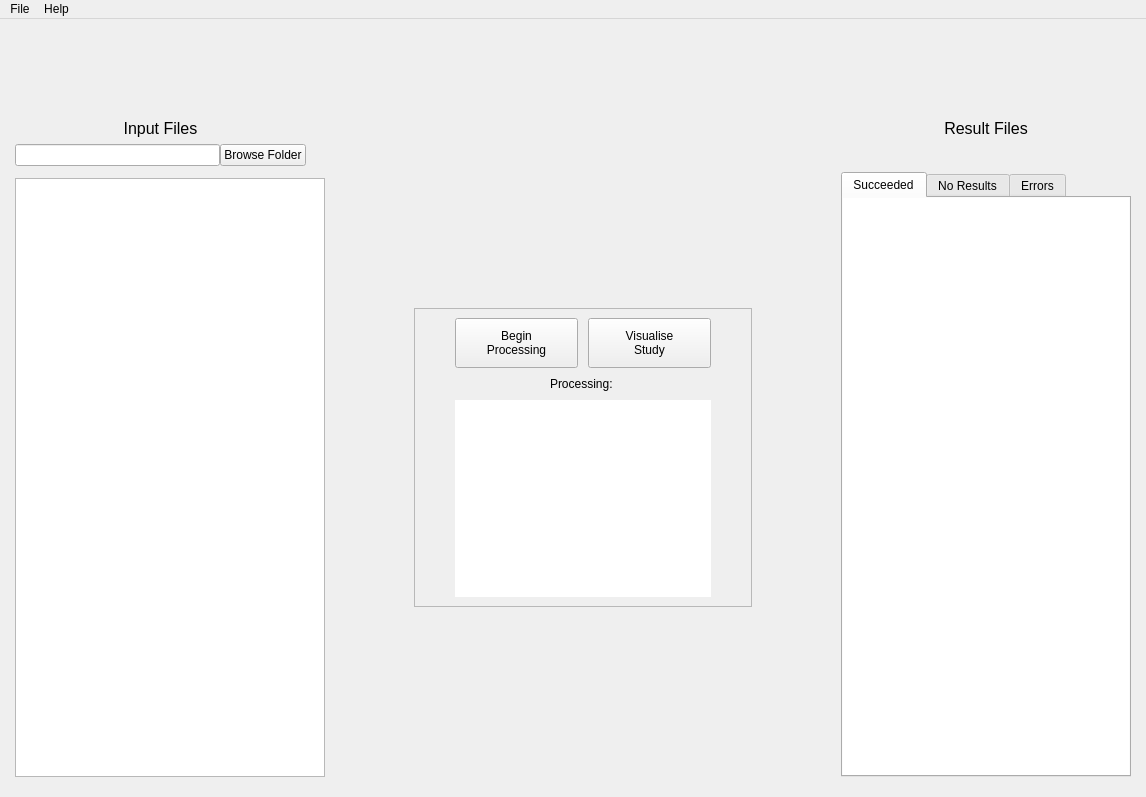
First picture: the form in GWAS_Miner/res/gwas_miner.ui, repository Thomas-Rowlands/GWAS-Miner, before the edit.
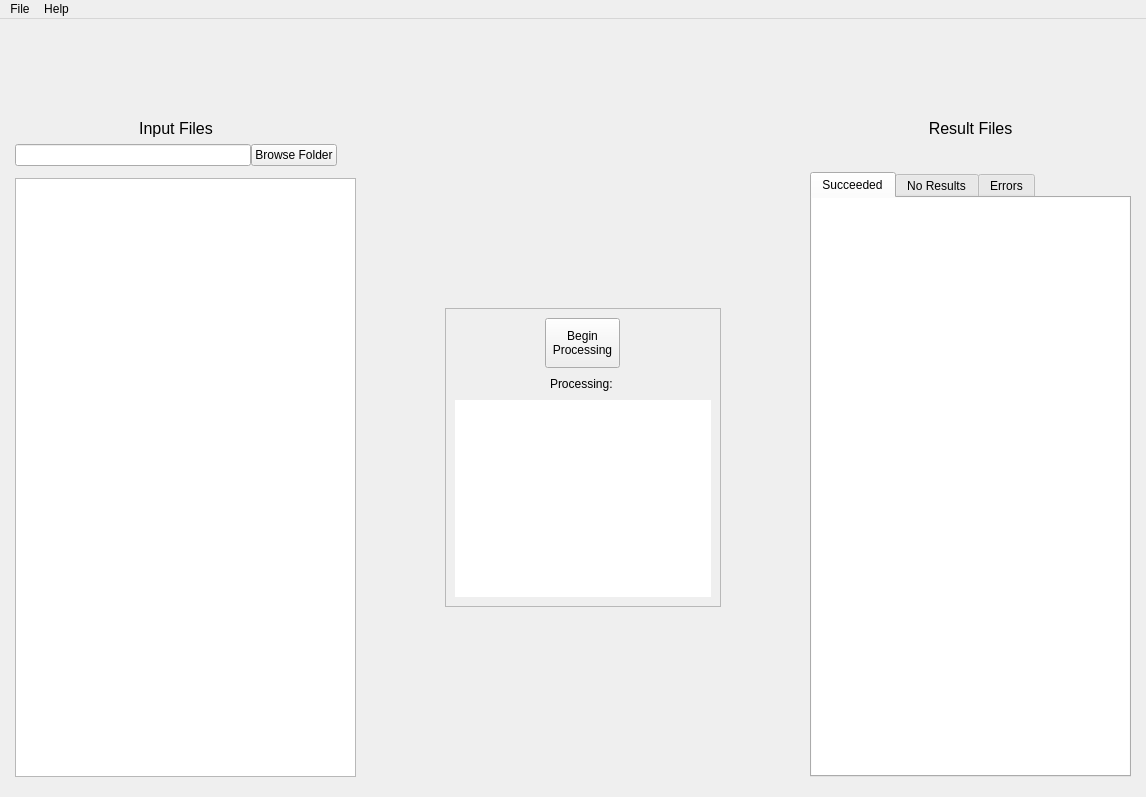
Second picture: the form after the edit. The open tabs and pages were chosen to show the change.

Commit message: Altered interactable elements for usability.

```diff
--- a/GWAS_Miner/res/gwas_miner.ui
+++ b/GWAS_Miner/res/gwas_miner.ui
@@ -362,13 +362,68 @@
                <item>
                 <layout class="QVBoxLayout" name="verticalLayout_3">
                  <item>
-                  <widget class="QListWidget" name="result_file_listwidget">
+                  <widget class="QTableWidget" name="result_file_tablewidget">
+                   <property name="minimumSize">
+                    <size>
+                     <width>250</width>
+                     <height>100</height>
+                    </size>
+                   </property>
+                   <property name="styleSheet">
+                    <string notr="true"/>
+                   </property>
                    <property name="frameShape">
                     <enum>QFrame::NoFrame</enum>
                    </property>
                    <property name="frameShadow">
                     <enum>QFrame::Plain</enum>
                    </property>
+                   <property name="editTriggers">
+                    <set>QAbstractItemView::NoEditTriggers</set>
+                   </property>
+                   <property name="dragDropOverwriteMode">
+                    <bool>false</bool>
+                   </property>
+                   <property name="showGrid">
+                    <bool>false</bool>
+                   </property>
+                   <property name="gridStyle">
+                    <enum>Qt::NoPen</enum>
+                   </property>
+                   <property name="cornerButtonEnabled">
+                    <bool>false</bool>
+                   </property>
+                   <attribute name="horizontalHeaderVisible">
+                    <bool>false</bool>
+                   </attribute>
+                   <attribute name="horizontalHeaderCascadingSectionResizes">
+                    <bool>true</bool>
+                   </attribute>
+                   <attribute name="horizontalHeaderDefaultSectionSize">
+                    <number>60</number>
+                   </attribute>
+                   <attribute name="horizontalHeaderHighlightSections">
+                    <bool>false</bool>
+                   </attribute>
+                   <attribute name="horizontalHeaderMinimumSectionSize">
+                    <number>10</number>
+                   </attribute>
+                   <attribute name="verticalHeaderVisible">
+                    <bool>false</bool>
+                   </attribute>
+                   <attribute name="verticalHeaderHighlightSections">
+                    <bool>false</bool>
+                   </attribute>
+                   <column>
+                    <property name="text">
+                     <string>study</string>
+                    </property>
+                   </column>
+                   <column>
+                    <property name="text">
+                     <string>view</string>
+                    </property>
+                   </column>
                   </widget>
                  </item>
                 </layout>
@@ -442,16 +497,6 @@
              </widget>
             </widget>
            </item>
-           <item row="5" column="0" colspan="2">
-            <widget class="QListWidget" name="study_file_listwidget">
-             <property name="minimumSize">
-              <size>
-               <width>250</width>
-               <height>100</height>
-              </size>
-             </property>
-            </widget>
-           </item>
            <item row="5" column="2">
             <layout class="QVBoxLayout" name="verticalLayout_2">
              <property name="leftMargin">
@@ -474,6 +519,9 @@
                  <height>250</height>
                 </size>
                </property>
+               <property name="layoutDirection">
+                <enum>Qt::LeftToRight</enum>
+               </property>
                <property name="styleSheet">
                 <string notr="true"/>
                </property>
@@ -484,63 +532,7 @@
                 <enum>QFrame::Raised</enum>
                </property>
                <layout class="QGridLayout" name="gridLayout_4">
-                <property name="leftMargin">
-                 <number>40</number>
-                </property>
-                <property name="rightMargin">
-                 <number>40</number>
-                </property>
-                <property name="horizontalSpacing">
-                 <number>10</number>
-                </property>
-                <item row="0" column="0">
-                 <widget class="QPushButton" name="run_nlp_btn">
-                  <property name="minimumSize">
-                   <size>
-                    <width>75</width>
-                    <height>50</height>
-                   </size>
-                  </property>
-                  <property name="text">
-                   <string>Begin 
-Processing</string>
-                  </property>
-                 </widget>
-                </item>
-                <item row="0" column="1">
-                 <widget class="QPushButton" name="analyse_study_btn">
-                  <property name="minimumSize">
-                   <size>
-                    <width>75</width>
-                    <height>50</height>
-                   </size>
-                  </property>
-                  <property name="text">
-                   <string>Visualise 
-Study</string>
-                  </property>
-                 </widget>
-                </item>
-                <item row="2" column="0" colspan="2">
-                 <widget class="QGraphicsView" name="loading_svg">
-                  <property name="minimumSize">
-                   <size>
-                    <width>80</width>
-                    <height>80</height>
-                   </size>
-                  </property>
-                  <property name="styleSheet">
-                   <string notr="true">border:none</string>
-                  </property>
-                  <property name="frameShape">
-                   <enum>QFrame::NoFrame</enum>
-                  </property>
-                  <property name="frameShadow">
-                   <enum>QFrame::Plain</enum>
-                  </property>
-                 </widget>
-                </item>
-                <item row="1" column="0" colspan="2">
+                <item row="4" column="0">
                  <widget class="QLabel" name="status_lbl">
                   <property name="sizePolicy">
                    <sizepolicy hsizetype="Preferred" vsizetype="Preferred">
@@ -568,11 +560,106 @@
                   </property>
                  </widget>
                 </item>
+                <item row="6" column="0">
+                 <widget class="QGraphicsView" name="loading_svg">
+                  <property name="minimumSize">
+                   <size>
+                    <width>80</width>
+                    <height>80</height>
+                   </size>
+                  </property>
+                  <property name="styleSheet">
+                   <string notr="true">border:none</string>
+                  </property>
+                  <property name="frameShape">
+                   <enum>QFrame::NoFrame</enum>
+                  </property>
+                  <property name="frameShadow">
+                   <enum>QFrame::Plain</enum>
+                  </property>
+                 </widget>
+                </item>
+                <item row="3" column="0" alignment="Qt::AlignHCenter">
+                 <widget class="QPushButton" name="run_nlp_btn">
+                  <property name="sizePolicy">
+                   <sizepolicy hsizetype="Minimum" vsizetype="Fixed">
+                    <horstretch>0</horstretch>
+                    <verstretch>0</verstretch>
+                   </sizepolicy>
+                  </property>
+                  <property name="minimumSize">
+                   <size>
+                    <width>75</width>
+                    <height>50</height>
+                   </size>
+                  </property>
+                  <property name="maximumSize">
+                   <size>
+                    <width>7</width>
+                    <height>16777215</height>
+                   </size>
+                  </property>
+                  <property name="text">
+                   <string>Begin 
+Processing</string>
+                  </property>
+                 </widget>
+                </item>
                </layout>
               </widget>
              </item>
             </layout>
            </item>
+           <item row="5" column="0" colspan="2">
+            <widget class="QTableWidget" name="study_file_tablewidget">
+             <property name="minimumSize">
+              <size>
+               <width>250</width>
+               <height>100</height>
+              </size>
+             </property>
+             <property name="showGrid">
+              <bool>false</bool>
+             </property>
+             <property name="gridStyle">
+              <enum>Qt::NoPen</enum>
+             </property>
+             <property name="cornerButtonEnabled">
+              <bool>false</bool>
+             </property>
+             <attribute name="horizontalHeaderVisible">
+              <bool>false</bool>
+             </attribute>
+             <attribute name="horizontalHeaderCascadingSectionResizes">
+              <bool>true</bool>
+             </attribute>
+             <attribute name="horizontalHeaderDefaultSectionSize">
+              <number>60</number>
+             </attribute>
+             <attribute name="horizontalHeaderHighlightSections">
+              <bool>false</bool>
+             </attribute>
+             <attribute name="horizontalHeaderMinimumSectionSize">
+              <number>10</number>
+             </attribute>
+             <attribute name="verticalHeaderVisible">
+              <bool>false</bool>
+             </attribute>
+             <attribute name="verticalHeaderHighlightSections">
+              <bool>false</bool>
+             </attribute>
+             <column>
+              <property name="text">
+               <string>file</string>
+              </property>
+             </column>
+             <column>
+              <property name="text">
+               <string>analyse</string>
+              </property>
+             </column>
+            </widget>
+           </item>
           </layout>
           <zorder>study_file_listwidget</zorder>
           <zorder>study_input_directory_lbl</zorder>
```
Left out of the diff: 4 changed lines with no effect on the pictures. The commit also changes 2 other files.
